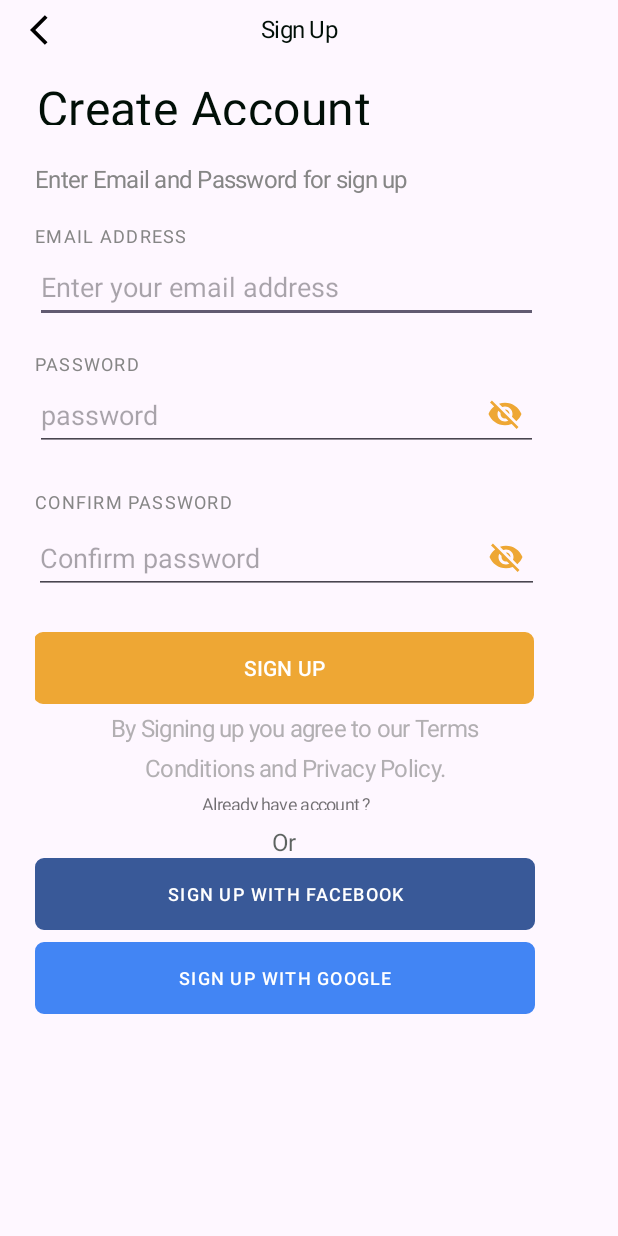
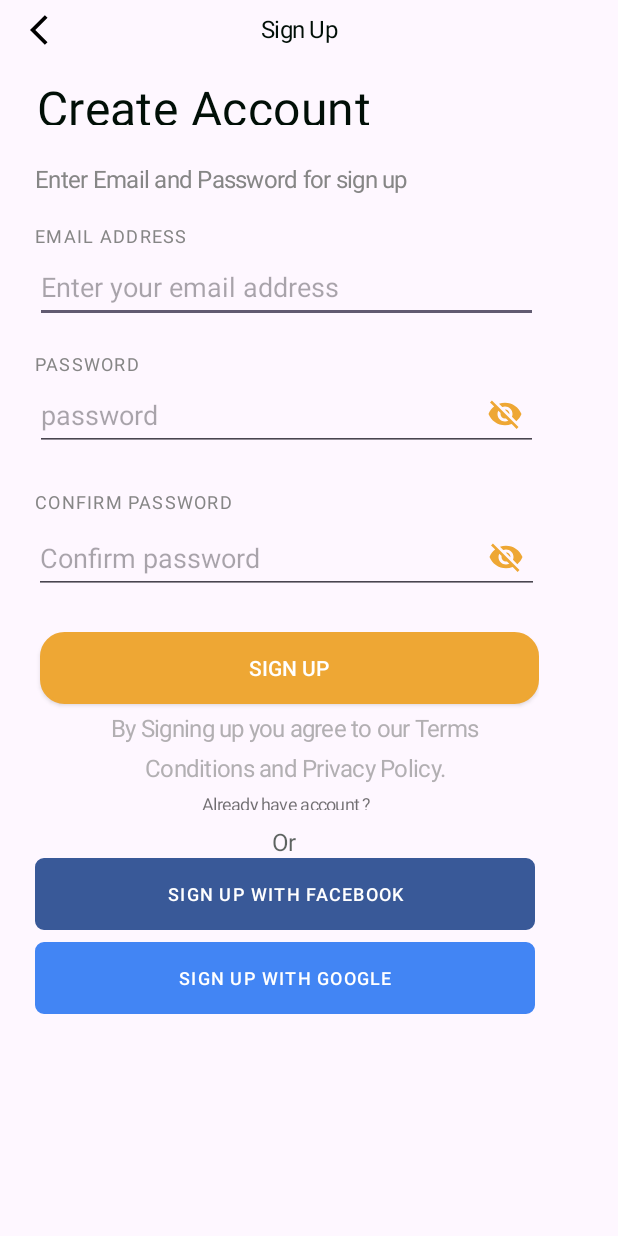
Before and after one commit to AbdessamadBounasseh/dish-wish-frontend, an Android app: the CreateAccount screen opened directly, with no data from a screen before it, on a phone screen of 412 x 824 dp. Run offline under Robolectric (Android 15) with nearby library versions, the phone set to English and light mode, and no system bars; libraries missing offline, so code that uses them is left out: ch.qos.logback, org.slf4j.

Commit message:
sign up button

```diff
--- a/app/src/main/res/layout/activity_create_acciunt.xml
+++ b/app/src/main/res/layout/activity_create_acciunt.xml
@@ -205,20 +205,19 @@
 
                 />
 
-            <Button
-                android:layout_width="333dp"
+            <androidx.appcompat.widget.AppCompatButton
+                android:layout_width="336dp"
                 android:layout_height="48dp"
-                android:background="@drawable/rounded_corners"
-                android:backgroundTint="#EEA734"
-                android:text="SIGN UP"
-                android:textColor="#FFFFFFFF"
+                android:background="@drawable/rounded_edittext"
+                android:backgroundTint="@color/principalColor"
+                android:onClick="getstarted"
+                android:text="@string/sign_up"
+                android:textColor="@color/white"
                 android:textSize="14sp"
-                app:backgroundTint="@null"
+                android:layout_marginTop="25dp"
+                android:layout_marginLeft="4dp"
                 android:id="@+id/sign"
-                android:layout_marginTop="25dp"
-                android:layout_below="@+id/pass2"
-
-                />
+                android:layout_below="@+id/pass2"/>
             <TextView
 
                 android:layout_width="284dp"
--- a/app/src/main/res/values/strings.xml
+++ b/app/src/main/res/values/strings.xml
@@ -37,6 +37,9 @@ Enter your Phone number or Email address for sign in. Enjoy your food :)
 </string>
     <string name="sign_in">
 Sign In
+</string>
+    <string name="sign_up">
+SIGN UP
 </string>
     <string name="welcome_to_">
 Welcome to DishWish
```
